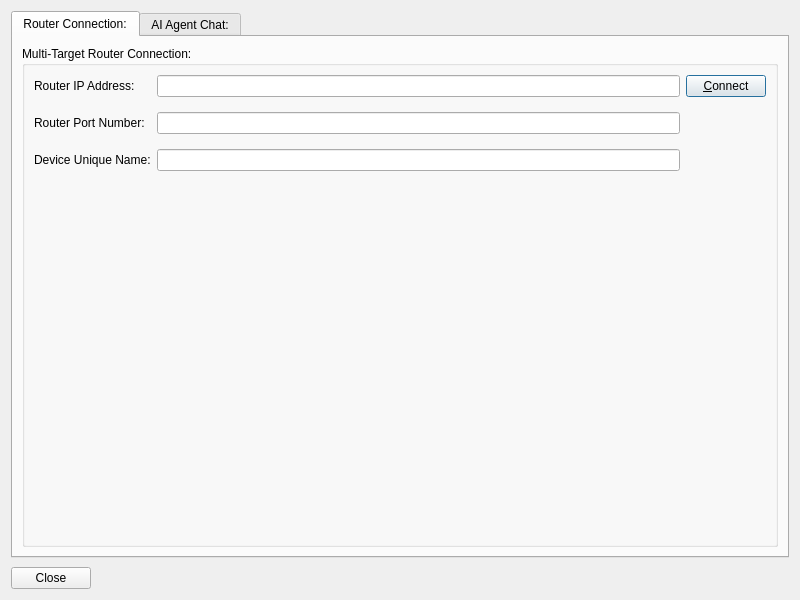
aregtech/areg-edgeai, file apps/multiedge/edgedevice/ui/edgedevice.ui: the form before one commit.
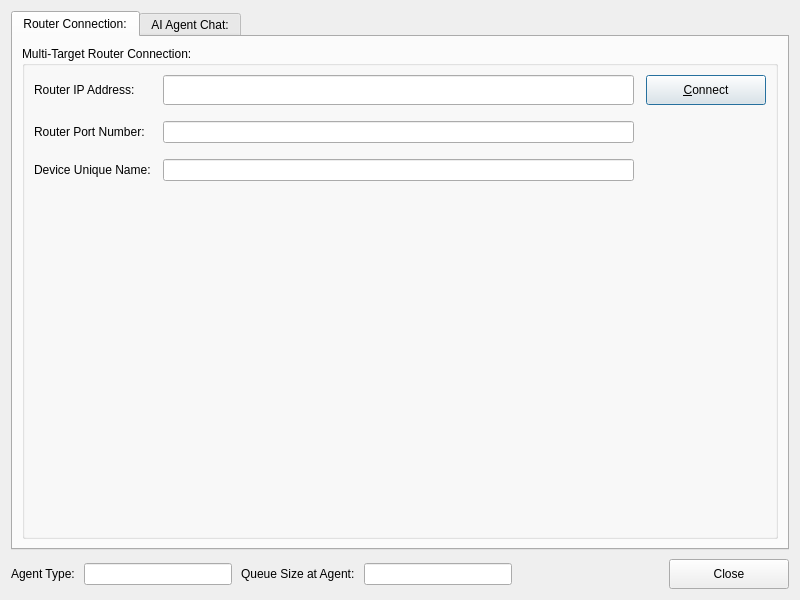
The form after the commit. Icons and pictures are not drawn.

```diff
--- a/apps/multiedge/edgedevice/ui/edgedevice.ui
+++ b/apps/multiedge/edgedevice/ui/edgedevice.ui
@@ -66,8 +66,11 @@
           <set>Qt::AlignmentFlag::AlignLeading|Qt::AlignmentFlag::AlignLeft|Qt::AlignmentFlag::AlignTop</set>
          </property>
          <layout class="QGridLayout" name="gridLayout">
+          <property name="horizontalSpacing">
+           <number>12</number>
+          </property>
           <property name="verticalSpacing">
-           <number>15</number>
+           <number>16</number>
           </property>
           <item row="3" column="0">
            <widget class="QLabel" name="label_3">
@@ -108,11 +111,50 @@
           </item>
           <item row="0" column="2">
            <widget class="QPushButton" name="BtnConnect">
+            <property name="sizePolicy">
+             <sizepolicy hsizetype="Preferred" vsizetype="Fixed">
+              <horstretch>0</horstretch>
+              <verstretch>0</verstretch>
+             </sizepolicy>
+            </property>
+            <property name="minimumSize">
+             <size>
+              <width>120</width>
+              <height>30</height>
+             </size>
+            </property>
+            <property name="maximumSize">
+             <size>
+              <width>120</width>
+              <height>30</height>
+             </size>
+            </property>
+            <property name="sizeIncrement">
+             <size>
+              <width>0</width>
+              <height>0</height>
+             </size>
+            </property>
+            <property name="baseSize">
+             <size>
+              <width>120</width>
+              <height>30</height>
+             </size>
+            </property>
             <property name="text">
              <string>&amp;Connect</string>
             </property>
             <property name="icon">
-             <iconset theme="network-offline"/>
+             <iconset theme="network-wireless"/>
+            </property>
+            <property name="iconSize">
+             <size>
+              <width>16</width>
+              <height>16</height>
+             </size>
+            </property>
+            <property name="shortcut">
+             <string>Alt+C</string>
             </property>
             <property name="checkable">
              <bool>true</bool>
@@ -300,13 +342,54 @@
     </widget>
    </item>
    <item>
-    <layout class="QVBoxLayout" name="verticalLayout_5">
+    <layout class="QHBoxLayout" name="horizontalLayout_2">
      <property name="sizeConstraint">
       <enum>QLayout::SizeConstraint::SetDefaultConstraint</enum>
      </property>
      <property name="leftMargin">
       <number>0</number>
      </property>
+     <item>
+      <widget class="QLabel" name="label_6">
+       <property name="text">
+        <string>Agent Type:</string>
+       </property>
+      </widget>
+     </item>
+     <item>
+      <widget class="QLineEdit" name="TxtAgentType">
+       <property name="readOnly">
+        <bool>true</bool>
+       </property>
+      </widget>
+     </item>
+     <item>
+      <widget class="QLabel" name="label_5">
+       <property name="text">
+        <string>Queue Size at Agent:</string>
+       </property>
+      </widget>
+     </item>
+     <item>
+      <widget class="QLineEdit" name="TxtQueueSize">
+       <property name="readOnly">
+        <bool>true</bool>
+       </property>
+      </widget>
+     </item>
+     <item>
+      <spacer name="horizontalSpacer">
+       <property name="orientation">
+        <enum>Qt::Orientation::Horizontal</enum>
+       </property>
+       <property name="sizeHint" stdset="0">
+        <size>
+         <width>40</width>
+         <height>20</height>
+        </size>
+       </property>
+      </spacer>
+     </item>
      <item>
       <widget class="QPushButton" name="BtnClose">
        <property name="sizePolicy">
@@ -315,6 +398,24 @@
          <verstretch>0</verstretch>
         </sizepolicy>
        </property>
+       <property name="minimumSize">
+        <size>
+         <width>120</width>
+         <height>30</height>
+        </size>
+       </property>
+       <property name="maximumSize">
+        <size>
+         <width>120</width>
+         <height>30</height>
+        </size>
+       </property>
+       <property name="baseSize">
+        <size>
+         <width>120</width>
+         <height>30</height>
+        </size>
+       </property>
        <property name="layoutDirection">
         <enum>Qt::LayoutDirection::LeftToRight</enum>
        </property>
@@ -326,8 +427,8 @@
        </property>
        <property name="iconSize">
         <size>
-         <width>10</width>
-         <height>10</height>
+         <width>12</width>
+         <height>12</height>
         </size>
        </property>
       </widget>
```
Left out of the diff: 3 changed lines with no effect on the pictures.
